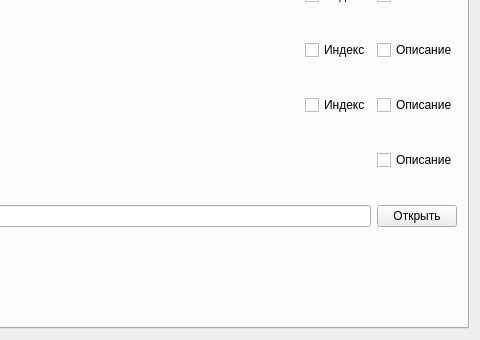
This is Qt/WaterAnalyzer/resultpage.ui in McMadRedDad/WaterAnalyzer as Qt 5 draws it before an edit; both pictures show x 348 to 828 and y 200 to 540 of the 828 by 540 pixel window. The edited form follows.
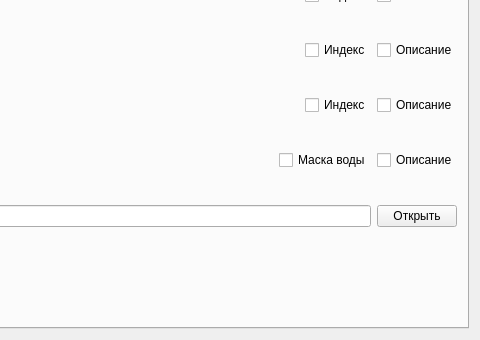
This is the edited form. The open tabs and pages were chosen to show the change.

```diff
--- a/Qt/WaterAnalyzer/resultpage.ui
+++ b/Qt/WaterAnalyzer/resultpage.ui
@@ -218,6 +218,13 @@
          </property>
         </widget>
        </item>
+       <item row="6" column="1" alignment="Qt::AlignmentFlag::AlignRight">
+        <widget class="QCheckBox" name="chk_ind_summary">
+         <property name="text">
+          <string>Маска воды</string>
+         </property>
+        </widget>
+       </item>
       </layout>
      </widget>
     </widget>
```
Left out of the diff: 2 changed lines with no effect on the pictures.
